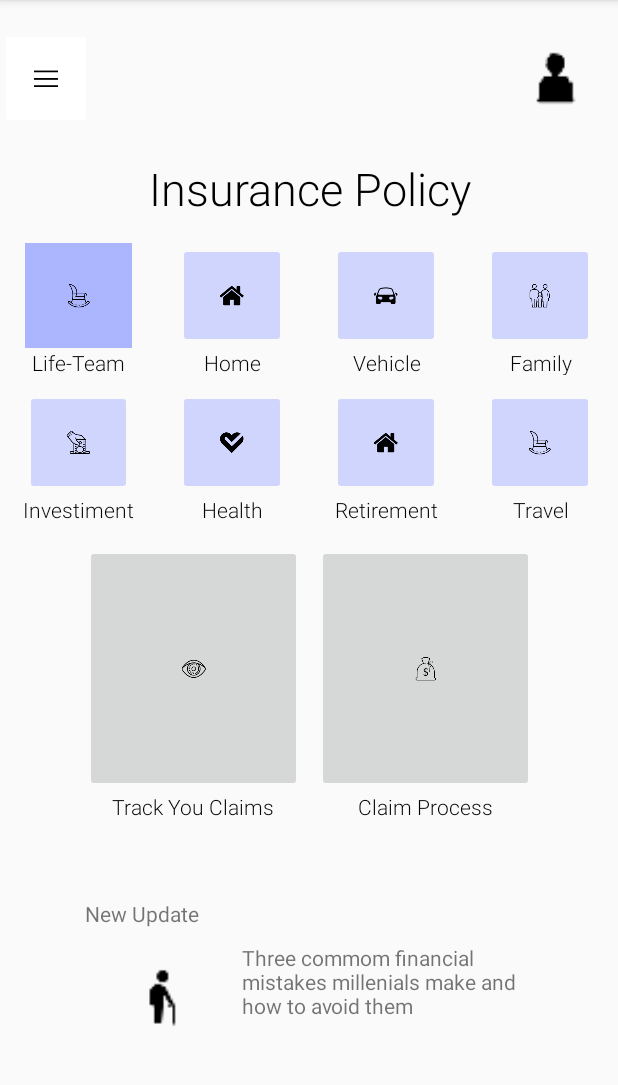
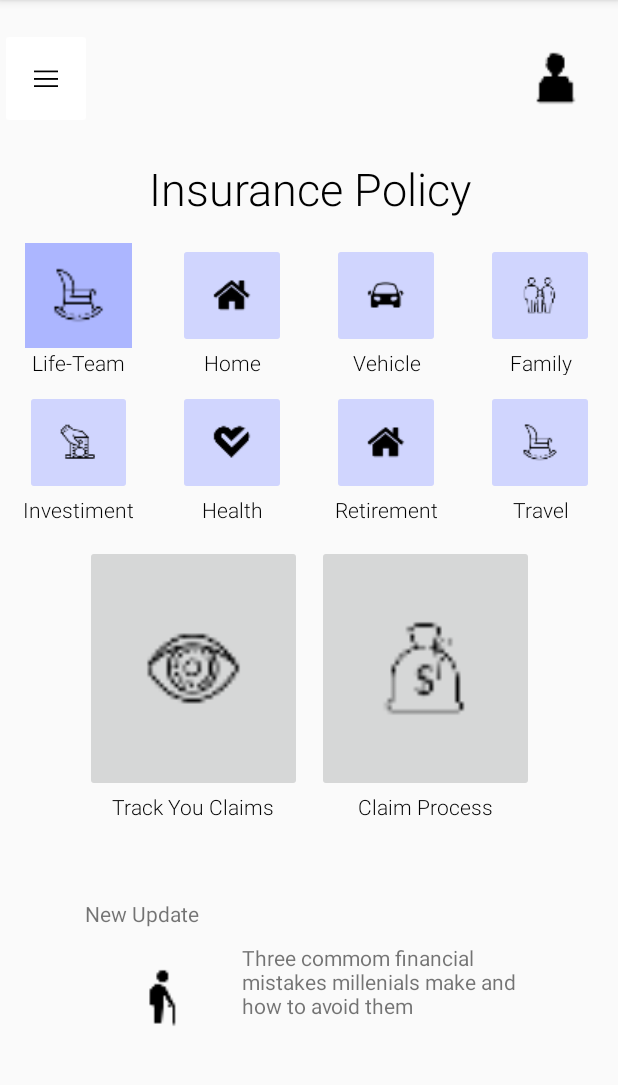
Before and after one commit to DavidBarreiroCabanas/Examen-2020, an Android app: the MainActivity screen opened directly, with no data from a screen before it, on a phone screen of 412 x 824 dp, the part 84-1169 px from its top. Run offline under Robolectric (Android 15) with nearby library versions, the phone set to English and light mode, and no system bars.

```diff
--- a/app/src/main/res/layout/activity_main.xml
+++ b/app/src/main/res/layout/activity_main.xml
@@ -77,6 +77,7 @@
                     android:layout_marginHorizontal="15dp"
                     android:layout_weight="80"
                     android:background="@color/color3"
+                    android:scaleType="fitCenter"
                     android:src="@drawable/ic_icons8_rocking_chair_80" />
 
                 <TextView
@@ -102,6 +103,7 @@
                     android:layout_marginHorizontal="15dp"
                     android:layout_weight="80"
                     android:backgroundTint="@color/color1"
+                    android:scaleType="fitCenter"
                     android:src="@drawable/ic_casa" />
 
                 <TextView
@@ -127,6 +129,7 @@
                     android:layout_marginHorizontal="15dp"
                     android:layout_weight="80"
                     android:backgroundTint="@color/color1"
+                    android:scaleType="fitCenter"
                     android:src="@drawable/ic_icons8_car_100" />
 
                 <TextView
@@ -152,6 +155,7 @@
                     android:layout_marginHorizontal="15dp"
                     android:layout_weight="80"
                     android:backgroundTint="@color/color1"
+                    android:scaleType="fitCenter"
                     android:src="@drawable/ic_icons8_family_100" />
 
                 <TextView
@@ -186,6 +190,7 @@
                     android:layout_marginHorizontal="15dp"
                     android:layout_weight="80"
                     android:backgroundTint="@color/color1"
+                    android:scaleType="fitCenter"
                     android:src="@drawable/ic_icons8_donate_64" />
 
                 <TextView
@@ -211,6 +216,7 @@
                     android:layout_marginHorizontal="15dp"
                     android:layout_weight="80"
                     android:backgroundTint="@color/color1"
+                    android:scaleType="fitCenter"
                     android:src="@drawable/ic_icons8_heart_health_100" />
 
                 <TextView
@@ -236,6 +242,7 @@
                     android:layout_marginHorizontal="15dp"
                     android:layout_weight="80"
                     android:backgroundTint="@color/color1"
+                    android:scaleType="fitCenter"
                     android:src="@drawable/ic_casa" />
 
                 <TextView
@@ -261,6 +268,7 @@
                     android:layout_marginHorizontal="15dp"
                     android:layout_weight="80"
                     android:backgroundTint="@color/color1"
+                    android:scaleType="fitCenter"
                     android:src="@drawable/ic_icons8_rocking_chair_80" />
 
                 <TextView
@@ -290,10 +298,11 @@
                 android:weightSum="100">
 
                 <ImageButton
-                    android:id="@+id/imageButton10"
+                    android:id="@+id/act_main_btn_track"
                     android:layout_width="match_parent"
                     android:layout_height="0dp"
                     android:layout_weight="80"
+                    android:scaleType="fitCenter"
                     android:src="@drawable/ic_icons8_eye_128" />
 
                 <TextView
@@ -314,10 +323,11 @@
                 android:weightSum="100">
 
                 <ImageButton
-                    android:id="@+id/imageButton11"
+                    android:id="@+id/act_main_btn_claim"
                     android:layout_width="match_parent"
                     android:layout_height="0dp"
                     android:layout_weight="80"
+                    android:scaleType="fitCenter"
                     android:src="@drawable/ic_icons8_money_bag_100" />
 
                 <TextView
@@ -358,6 +368,7 @@
                     android:layout_width="0dp"
                     android:layout_height="match_parent"
                     android:layout_weight="35"
+                    android:scaleType="fitCenter"
                     android:src="@drawable/ic_icons8_grandfather_100" />
 
                 <TextView
```
